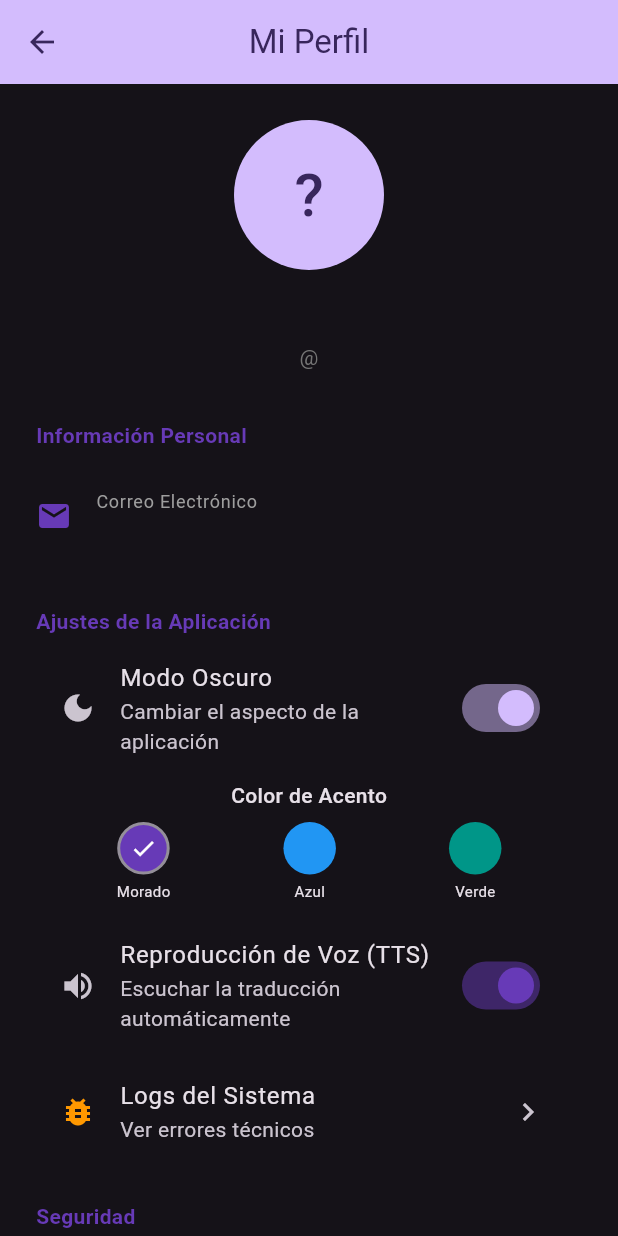
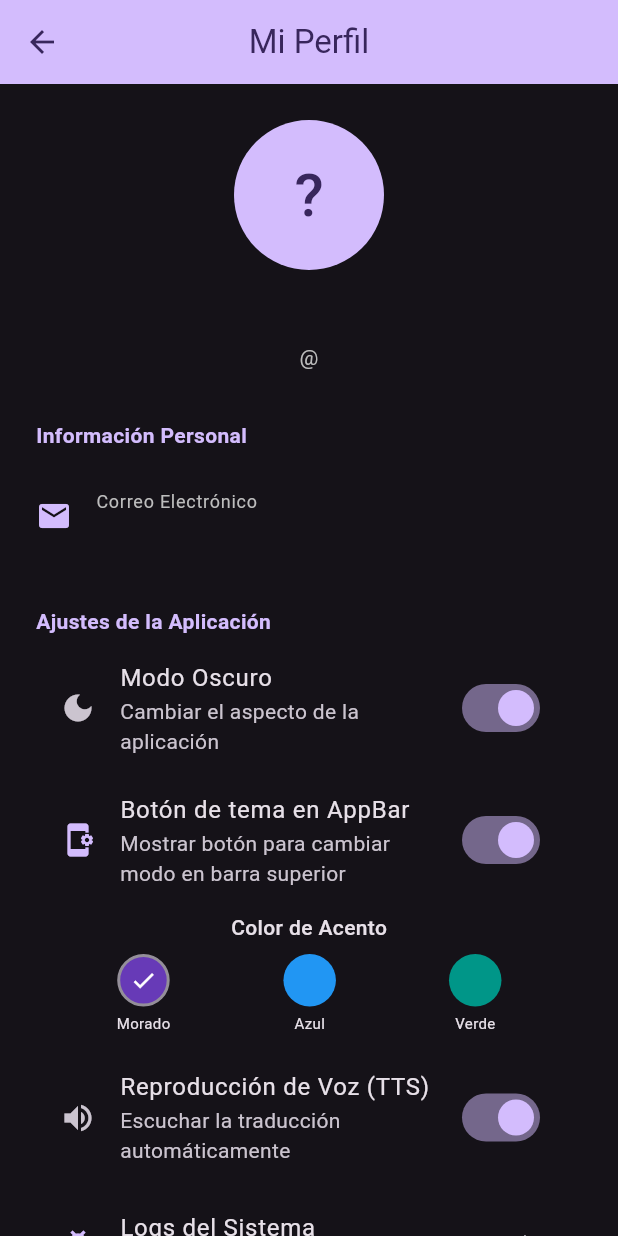
Before and after one commit to FireSouls25/sign_language_frontend, a Flutter app: the ProfileScreen screen opened directly, after a tap on "Modo Oscuro", on a phone screen of 412 x 824 dp. Run offline on Flutter 3.47's test engine with Material 3 defaults, Android fonts, the phone set to English and light mode, and no system bars; our stand-ins replace app_links, camera, flutter_secure_storage, flutter_tts, just_audio, shared_preferences and 1 more; missing offline and left inert: flutter_custom_tabs; accounts and stored records are empty.

Commit message:
feat: actualizar screens con colores dinamicos
- Actualizar ThemeProvider con showAppBarToggle
- Actualizar LSAppBar con toggle de tema
- Actualizar ProfileScreen con opciones de tema
- Reemplazar Colors.deepPurple por colorScheme.primary en screens
- Usar AppTheme.getTextSecondary para textos grises adaptativos

```diff
--- a/lib/providers/theme_provider.dart
+++ b/lib/providers/theme_provider.dart
@@ -7,6 +7,9 @@ class ThemeProvider extends ChangeNotifier {
 
   Color _seedColor = Colors.deepPurple;
   Color get seedColor => _seedColor;
+
+  bool _showAppBarToggle = true;
+  bool get showAppBarToggle => _showAppBarToggle;
 
   ThemeProvider() {
     _loadTheme();
@@ -19,6 +22,7 @@ class ThemeProvider extends ChangeNotifier {
     if (colorValue != null) {
       _seedColor = Color(colorValue);
     }
+    _showAppBarToggle = prefs.getBool('show_appbar_toggle') ?? true;
     notifyListeners();
   }
 
@@ -35,4 +39,11 @@ class ThemeProvider extends ChangeNotifier {
     await prefs.setInt('seed_color', color.value);
     notifyListeners();
   }
+
+  Future<void> setShowAppBarToggle(bool value) async {
+    _showAppBarToggle = value;
+    final prefs = await SharedPreferences.getInstance();
+    await prefs.setBool('show_appbar_toggle', value);
+    notifyListeners();
+  }
 }
--- a/lib/screens/login_screen.dart
+++ b/lib/screens/login_screen.dart
@@ -4,6 +4,7 @@ import 'package:provider/provider.dart';
 import '../providers/auth_provider.dart';
 import '../services/google_auth_service.dart';
 import '../services/deep_link_service.dart';
+import '../config/theme_config.dart';
 import 'register_screen.dart';
 import 'home_screen.dart';
 
@@ -41,26 +42,26 @@ class _LoginScreenState extends State<LoginScreen> {
                 mainAxisAlignment: MainAxisAlignment.center,
                 crossAxisAlignment: CrossAxisAlignment.stretch,
                 children: [
-                  const Icon(
+                  Icon(
                     Icons.sign_language,
                     size: 80,
-                    color: Colors.deepPurple,
+                    color: Theme.of(context).colorScheme.primary,
                   ),
                   const SizedBox(height: 16),
                   Text(
                     'Traductor LSC',
                     style: Theme.of(context).textTheme.headlineMedium?.copyWith(
                       fontWeight: FontWeight.bold,
-                      color: Colors.deepPurple,
+                      color: Theme.of(context).colorScheme.primary,
                     ),
                     textAlign: TextAlign.center,
                   ),
                   const SizedBox(height: 8),
                   Text(
                     'Traductor de Lengua de Señas Colombiana',
-                    style: Theme.of(
-                      context,
-                    ).textTheme.bodyMedium?.copyWith(color: Colors.grey[600]),
+                    style: Theme.of(context).textTheme.bodyMedium?.copyWith(
+                      color: AppTheme.getTextSecondary(context),
+                    ),
                     textAlign: TextAlign.center,
                   ),
                   const SizedBox(height: 48),
@@ -128,16 +129,22 @@ class _LoginScreenState extends State<LoginScreen> {
                         onPressed: auth.isLoading ? null : _login,
                         style: ElevatedButton.styleFrom(
                           padding: const EdgeInsets.symmetric(vertical: 16),
-                          backgroundColor: Colors.deepPurple,
-                          foregroundColor: Colors.white,
+                          backgroundColor: Theme.of(
+                            context,
+                          ).colorScheme.primary,
+                          foregroundColor: Theme.of(
+                            context,
+                          ).colorScheme.onPrimary,
                         ),
                         child: auth.isLoading
-                            ? const SizedBox(
+                            ? SizedBox(
                                 height: 20,
                                 width: 20,
                                 child: CircularProgressIndicator(
                                   strokeWidth: 2,
-                                  color: Colors.white,
+                                  color: Theme.of(
+                                    context,
+                                  ).colorScheme.onPrimary,
                                 ),
                               )
                             : const Text(
--- a/lib/screens/profile_screen.dart
+++ b/lib/screens/profile_screen.dart
@@ -2,6 +2,7 @@ import 'package:flutter/material.dart';
 import 'package:provider/provider.dart';
 import '../providers/auth_provider.dart';
 import '../providers/theme_provider.dart';
+import '../config/theme_config.dart';
 import 'logs_screen.dart';
 
 class ProfileScreen extends StatefulWidget {
@@ -52,7 +53,7 @@ class _ProfileScreenState extends State<ProfileScreen> {
                   ),
                   Text(
                     '@${user.username}',
-                    style: TextStyle(color: Colors.grey[600]),
+                    style: TextStyle(color: AppTheme.getTextSecondary(context)),
                   ),
                   const SizedBox(height: 32),
                   _buildSectionTitle('Información Personal'),
@@ -68,6 +69,22 @@ class _ProfileScreenState extends State<ProfileScreen> {
                       context.read<ThemeProvider>().toggleTheme(value);
                     },
                     secondary: const Icon(Icons.dark_mode),
+                  ),
+                  const SizedBox(height: 8),
+                  SwitchListTile(
+                    title: const Text('Botón de tema en AppBar'),
+                    subtitle: const Text(
+                      'Mostrar botón para cambiar modo en barra superior',
+                    ),
+                    value: context.watch<ThemeProvider>().showAppBarToggle,
+                    activeColor: Theme.of(context).colorScheme.primary,
+                    onChanged: (bool value) {
+                      context.read<ThemeProvider>().setShowAppBarToggle(value);
+                    },
+                    secondary: Icon(
+                      Icons.app_settings_alt,
+                      color: AppTheme.getIconPrimary(context),
+                    ),
                   ),
                   const SizedBox(height: 8),
                   const Padding(
@@ -99,7 +116,7 @@ class _ProfileScreenState extends State<ProfileScreen> {
                       'Escuchar la traducción automáticamente',
                     ),
                     value: authProvider.isVoiceEnabled,
-                    activeColor: Colors.deepPurple,
+                    activeColor: Theme.of(context).colorScheme.primary,
                     onChanged: (bool value) {
                       authProvider.toggleVoice(value);
                     },
@@ -107,7 +124,10 @@ class _ProfileScreenState extends State<ProfileScreen> {
                   ),
                   const SizedBox(height: 8),
                   ListTile(
-                    leading: const Icon(Icons.bug_report, color: Colors.orange),
+                    leading: Icon(
+                      Icons.bug_report,
+                      color: AppTheme.getIconPrimary(context),
+                    ),
                     title: const Text('Logs del Sistema'),
                     subtitle: const Text('Ver errores técnicos'),
                     trailing: const Icon(Icons.chevron_right),
@@ -158,10 +178,10 @@ class _ProfileScreenState extends State<ProfileScreen> {
         padding: const EdgeInsets.only(bottom: 8),
         child: Text(
           title,
-          style: const TextStyle(
+          style: TextStyle(
             fontSize: 14,
             fontWeight: FontWeight.bold,
-            color: Colors.deepPurple,
+            color: Theme.of(context).colorScheme.primary,
           ),
         ),
       ),
@@ -171,14 +191,17 @@ class _ProfileScreenState extends State<ProfileScreen> {
   Widget _buildInfoTile(IconData icon, String label, String value) {
     return ListTile(
       contentPadding: EdgeInsets.zero,
-      leading: Icon(icon, color: Colors.deepPurple),
+      leading: Icon(icon, color: Theme.of(context).colorScheme.primary),
       title: Text(
         label,
-        style: const TextStyle(fontSize: 12, color: Colors.grey),
+        style: TextStyle(
+          fontSize: 12,
+          color: AppTheme.getTextSecondary(context),
+        ),
       ),
       subtitle: Text(
         value,
-        style: const TextStyle(fontSize: 16, color: Colors.black87),
+        style: TextStyle(fontSize: 16, color: AppTheme.getTextPrimary(context)),
       ),
     );
   }
```
Also changed, not shown: lib/screens/favorites_screen.dart (+17 -6 lines), lib/screens/history_screen.dart (+32 -14 lines), lib/screens/home_screen.dart (+16 -8 lines), lib/screens/register_screen.dart (+13 -6 lines), lib/widgets/ls_app_bar.dart (+31 -3 lines).
